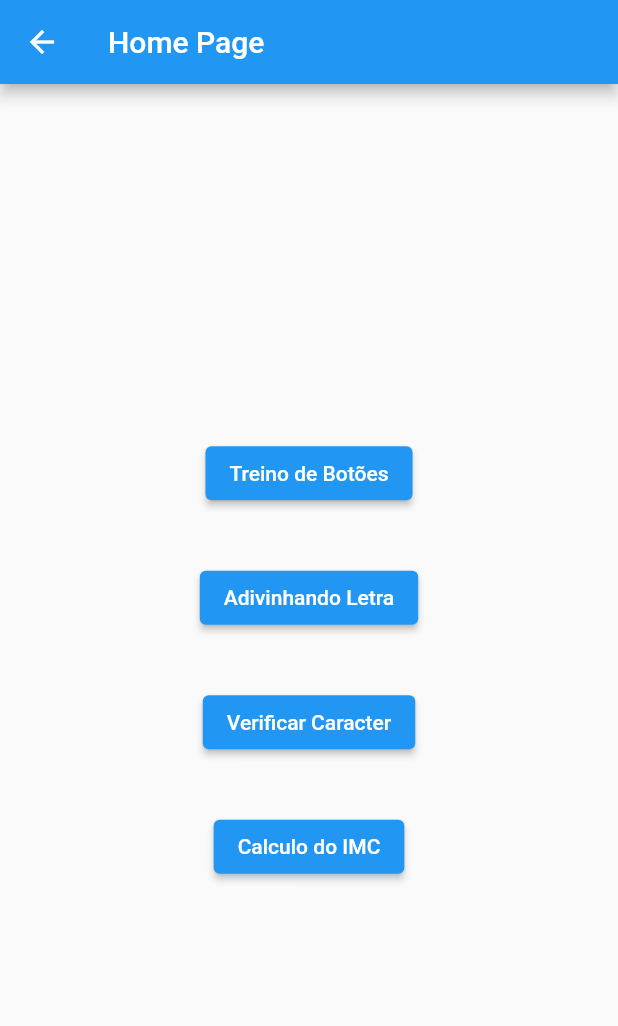
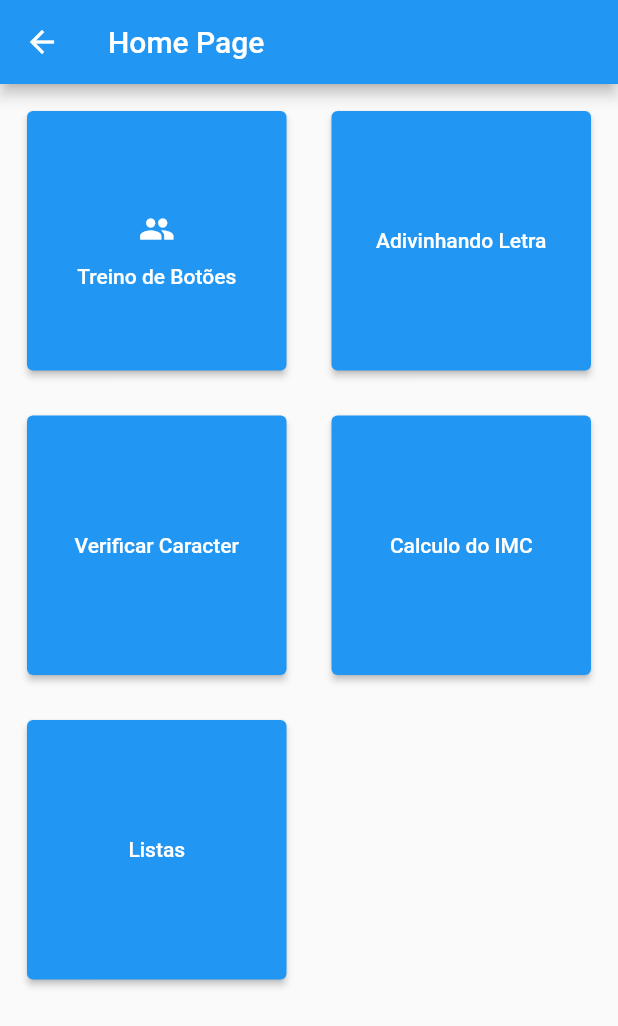
Before and after one commit to F3lip32010/Initializing-my-knowledge-in-flutter, a Flutter app: the HomePage screen opened directly, on a phone screen of 412 x 824 dp. Shown: the top 1026 px of the screen. Run offline on Flutter 3.47's test engine with Material 2 defaults, Android fonts, the phone set to English and light mode, and no system bars; our stand-ins replace google_nav_bar, line_icons.

Commit message:
c4 - Listasr

```diff
--- a/lib/home_page.dart
+++ b/lib/home_page.dart
@@ -1,6 +1,7 @@
 import 'package:flutter/material.dart';
 import 'package:treino/adivinhandoletra.dart';
 import 'package:treino/imc_page.dart';
+import 'package:treino/listas.dart';
 import 'package:treino/treino_botoes.dart';
 import 'package:treino/treino_temcaracter.dart';
 
@@ -13,12 +14,14 @@ class HomePage extends StatelessWidget {
       appBar: AppBar(
         title: const Text('Home Page'),
       ),
-      body: Row(
-        mainAxisAlignment: MainAxisAlignment.center,
-        children: [
-          Column(
-            mainAxisAlignment: MainAxisAlignment.center,
-            crossAxisAlignment: CrossAxisAlignment.center,
+      body: Padding(
+        padding: const EdgeInsets.all(18.0),
+        child: GridView(
+          gridDelegate: const SliverGridDelegateWithFixedCrossAxisCount(
+            crossAxisCount: 2,
+            crossAxisSpacing: 30,
+            mainAxisSpacing: 30,
+          ),
           children: [
             ElevatedButton(
                 onPressed: (() {
@@ -27,10 +30,15 @@ class HomePage extends StatelessWidget {
                     return const TreinoBotoes();
                   }));
                 }),
-                  child: const Text('Treino de Botões')),
-              const SizedBox(
-                height: 35,
-              ),
+                child: Column(
+                  crossAxisAlignment: CrossAxisAlignment.center,
+                  mainAxisAlignment: MainAxisAlignment.center,
+                  children: [
+                    IconButton(
+                        onPressed: () {}, icon: const Icon(Icons.people_sharp)),
+                    const Text('Treino de Botões'),
+                  ],
+                )),
             ElevatedButton(
                 onPressed: (() {
                   Navigator.push(context,
@@ -39,9 +47,6 @@ class HomePage extends StatelessWidget {
                   }));
                 }),
                 child: const Text('Adivinhando Letra')),
-              const SizedBox(
-                height: 35,
-              ),
             ElevatedButton(
                 onPressed: (() {
                   Navigator.push(context,
@@ -50,9 +55,6 @@ class HomePage extends StatelessWidget {
                   }));
                 }),
                 child: const Text('Verificar Caracter')),
-              const SizedBox(
-                height: 35,
-              ),
             ElevatedButton(
                 onPressed: (() {
                   Navigator.push(context,
@@ -60,10 +62,17 @@ class HomePage extends StatelessWidget {
                     return const ImcPage();
                   }));
                 }),
-                  child: const Text('Calculo do IMC'))
+                child: const Text('Calculo do IMC')),
+            ElevatedButton(
+                onPressed: (() {
+                  Navigator.push(context,
+                      MaterialPageRoute(builder: (BuildContext context) {
+                    return const Listas();
+                  }));
+                }),
+                child: const Text('Listas'))
           ],
         ),
-        ],
       ),
     );
   }
```
Also changed, not shown: lib/listas.dart (added, +74 -0 lines). Lines whose indentation alone changed are shown as unchanged.
